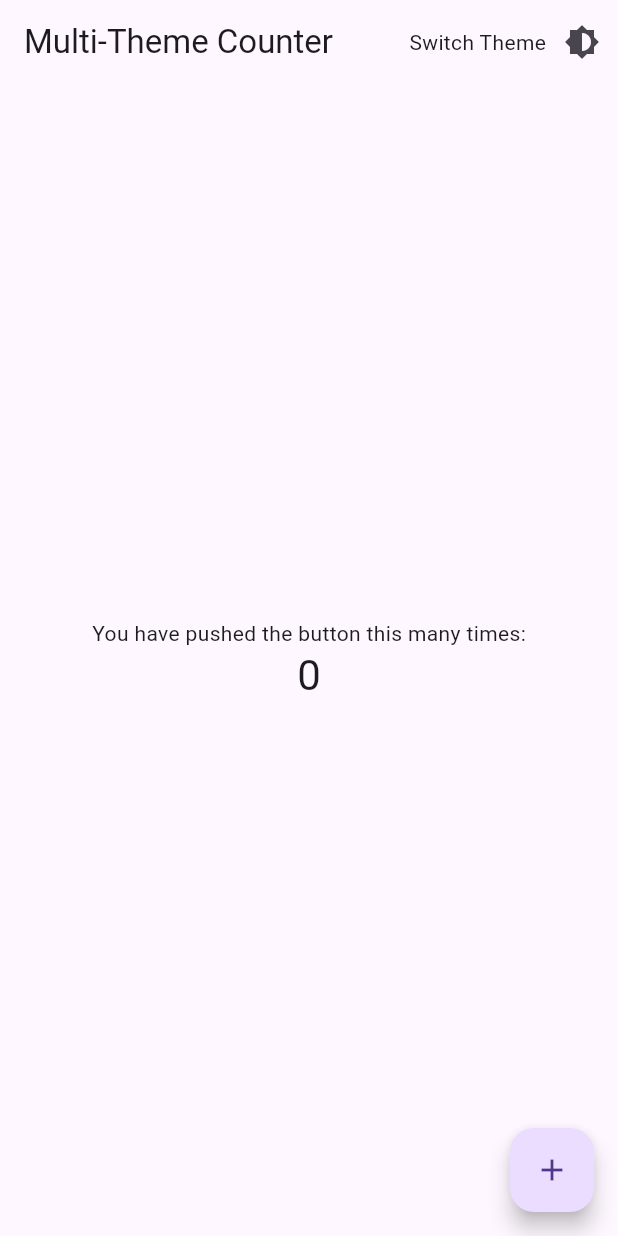
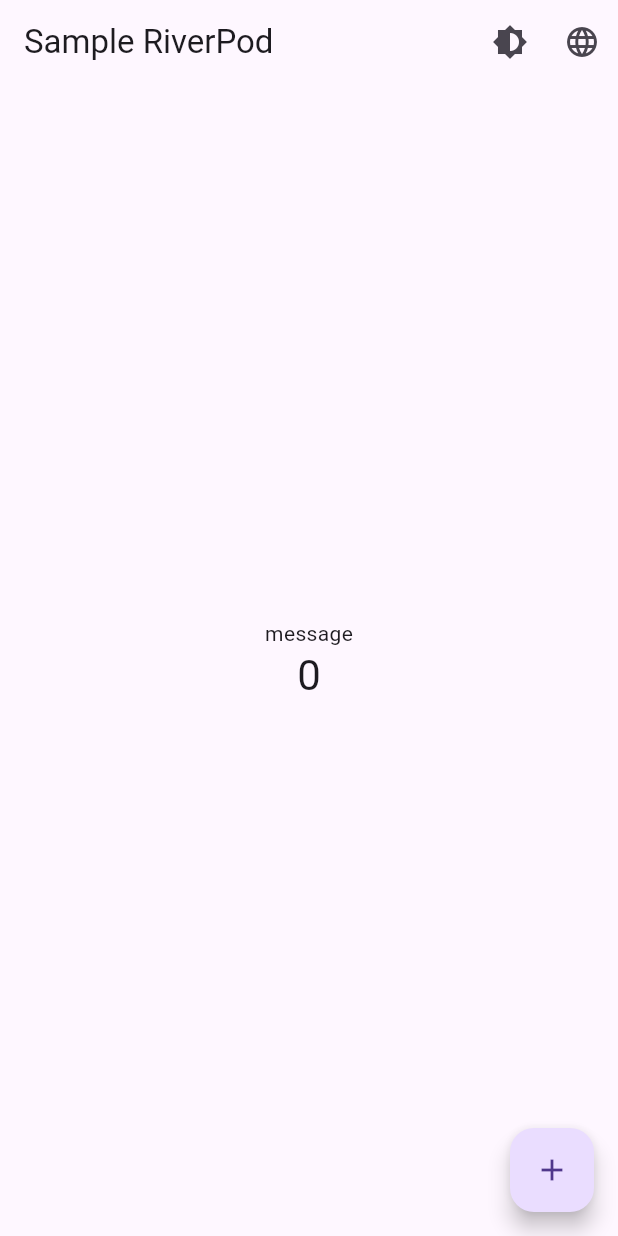
Before and after one commit to esmaeil-ahmadipour/flutter_riverpod_sample, a Flutter app: the screen it shows after launch, after a tap on the "brightness 6" icon, on a phone screen of 412 x 824 dp. Run offline on Flutter 3.47's test engine with Material 3 defaults, Android fonts, the phone set to English and light mode, and no system bars; our stand-ins replace easy_localization, flutter_riverpod, shared_preferences.

Commit message:
feat(app): adding locale switcher by using `riverpod` and remember latest locale after refresh/open-close application

```diff
--- /dev/null
+++ b/assets/localizations/en-US.json
@@ -0,0 +1,3 @@
+{
+  "app_title" : "Sample RiverPod"
+}
--- /dev/null
+++ b/assets/localizations/fa-IR.json
@@ -0,0 +1,3 @@
+{
+  "app_title" : "نمونه کار با ریورپاد"
+}
--- a/lib/main.dart
+++ b/lib/main.dart
@@ -1,5 +1,6 @@
 import 'package:flutter/material.dart';
 import 'package:flutter_riverpod/flutter_riverpod.dart';
+import 'package:easy_localization/easy_localization.dart';
 import 'package:shared_preferences/shared_preferences.dart';
 
 final counterProvider = StateProvider<int>((ref) => 0);
@@ -31,10 +32,59 @@
   }
 }
 
-void main() {
+final localeProvider = StateNotifierProvider<LocaleNotifier, Locale?>((ref) {
+  return LocaleNotifier();
+});
+
+class LocaleNotifier extends StateNotifier<Locale?> {
+  LocaleNotifier() : super(null) {
+    _loadLocale();
+  }
+
+  Future<void> _loadLocale() async {
+    late String languageCode;
+    late String countryCode;
+    final prefs = await SharedPreferences.getInstance();
+    if (prefs.getString('languageCode') == null) {
+      languageCode = prefs.getString('languageCode') ?? 'en';
+      countryCode = prefs.getString('countryCode') ?? 'US';
+    }
+    if (prefs.getString('languageCode') == 'en') {
+      languageCode = prefs.getString('languageCode') ?? 'en';
+      countryCode = prefs.getString('countryCode') ?? 'US';
+    }
+    if (prefs.getString('languageCode') == 'fa') {
+      languageCode = prefs.getString('languageCode') ?? 'fa';
+      countryCode = prefs.getString('countryCode') ?? 'IR';
+    }
+    state = Locale(languageCode, countryCode);
+  }
+
+  Future<void> setLocale(Locale locale) async {
+    await Future.delayed(const Duration(milliseconds: 50), () async {
+      final prefs = await SharedPreferences.getInstance();
+      await prefs.setString('languageCode', locale.languageCode);
+      await prefs.setString('countryCode', locale.countryCode ?? '');
+      state = locale;
+    });
+  }
+}
+
+void main() async {
+  WidgetsFlutterBinding.ensureInitialized();
+  await EasyLocalization.ensureInitialized();
+
   runApp(
-    const ProviderScope(
-      child: MyApp(),
+    ProviderScope(
+      child: Consumer(builder: (context, ref, _) {
+        return EasyLocalization(
+          supportedLocales: const [Locale('en', 'US'), Locale('fa', 'IR')],
+          path: 'assets/localizations',
+          fallbackLocale: ref.watch(localeProvider),
+          useFallbackTranslations: true,
+          child: const MyApp(),
+        );
+      }),
     ),
   );
 }
@@ -45,13 +95,16 @@
   @override
   Widget build(BuildContext context, WidgetRef ref) {
     final themeMode = ref.watch(themeProvider);
+    final locale = ref.watch(localeProvider);
 
     return MaterialApp(
-      debugShowCheckedModeBanner: false,
       title: 'Multi-Theme Counter',
       theme: ThemeData.light(),
       darkTheme: ThemeData.dark(),
       themeMode: themeMode,
+      locale: locale,
+      supportedLocales: context.supportedLocales,
+      localizationsDelegates: context.localizationDelegates,
       home: const HomeScreen(),
     );
   }
@@ -64,19 +117,21 @@
   Widget build(BuildContext context, WidgetRef ref) {
     final counter = ref.watch(counterProvider);
     final themeNotifier = ref.read(themeProvider.notifier);
+    final localeNotifier = ref.read(localeProvider.notifier);
+
     return Scaffold(
       appBar: AppBar(
-        title: const Text('Multi-Theme Counter'),
+        title: Text('app_title'.tr()),
         actions: [
-          Row(
-            children: [
-               const Text('Switch Theme'),
-
-              IconButton(
-                icon: const Icon(Icons.brightness_6),
-                onPressed: themeNotifier.toggleTheme,
-              ),
-            ],
+          IconButton(
+            icon: const Icon(Icons.brightness_6),
+            onPressed: themeNotifier.toggleTheme,
+          ),
+          IconButton(
+            icon: const Icon(Icons.language),
+            onPressed: () async {
+              await localeNotifier.setLocale(await context.getSwitchedLocale());
+            },
           ),
         ],
       ),
@@ -84,7 +139,7 @@
         child: Column(
           mainAxisAlignment: MainAxisAlignment.center,
           children: <Widget>[
-            const Text('You have pushed the button this many times:'),
+            Text('message'.tr()),
             Text(
               '$counter',
               style: Theme.of(context).textTheme.headlineMedium,
@@ -94,9 +149,23 @@
       ),
       floatingActionButton: FloatingActionButton(
         onPressed: () => ref.read(counterProvider.notifier).state++,
-        tooltip: 'Increment',
+        tooltip: 'increment'.tr(),
         child: const Icon(Icons.add),
       ),
     );
   }
 }
+
+extension on BuildContext {
+  Future<Locale> getSwitchedLocale() async {
+    final newLocale = locale.languageCode == 'en'
+        ? const Locale('fa', 'IR')
+        : const Locale('en', 'US');
+
+    await Future.delayed(const Duration(milliseconds: 50), () {
+      setLocale(newLocale);
+    });
+
+    return newLocale;
+  }
+}
--- a/pubspec.yaml
+++ b/pubspec.yaml
@@ -37,6 +37,7 @@
   cupertino_icons: ^1.0.2
   flutter_riverpod: ^2.0.0
   shared_preferences: ^2.0.6
+  easy_localization: ^3.0.0
 
 dev_dependencies:
   flutter_test:
@@ -61,8 +62,9 @@
   uses-material-design: true
 
   # To add assets to your application, add an assets section, like this:
-  # assets:
-  #   - images/a_dot_burr.jpeg
+  assets:
+    - assets/localizations/en-US.json
+    - assets/localizations/fa-IR.json
   #   - images/a_dot_ham.jpeg
 
   # An image asset can refer to one or more resolution-specific "variants", see
```
Also changed, not shown: pubspec.lock.
